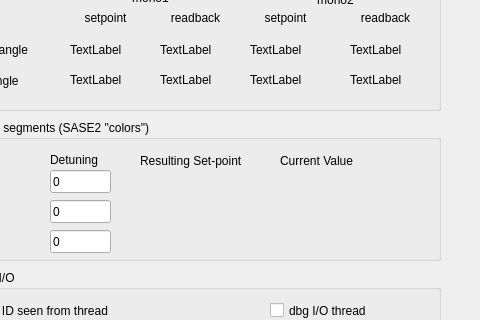
First picture: the form in hxrss_main_window.ui, repository marcguetg/hxrss, before the edit; both pictures show x 320 to 800 and y 140 to 460 of the 800 by 600 pixel window.
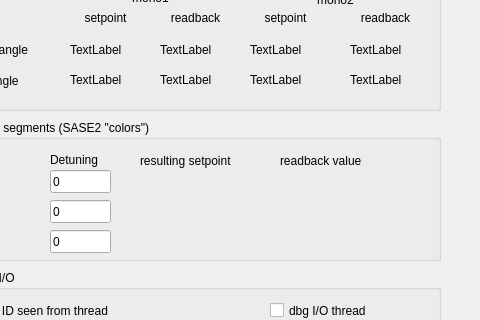
Second picture: the form after the edit.

What changed in the file:
```diff
--- a/hxrss_main_window.ui
+++ b/hxrss_main_window.ui
@@ -382,7 +382,7 @@
       </rect>
      </property>
      <property name="text">
-      <string>Resulting Set-point</string>
+      <string>resulting setpoint</string>
      </property>
     </widget>
     <widget class="QLabel" name="color1_sp_display">
@@ -499,7 +499,7 @@
       </rect>
      </property>
      <property name="text">
-      <string>Current Value</string>
+      <string>readback value</string>
      </property>
     </widget>
     <widget class="QLabel" name="color3_rb_display">
```
